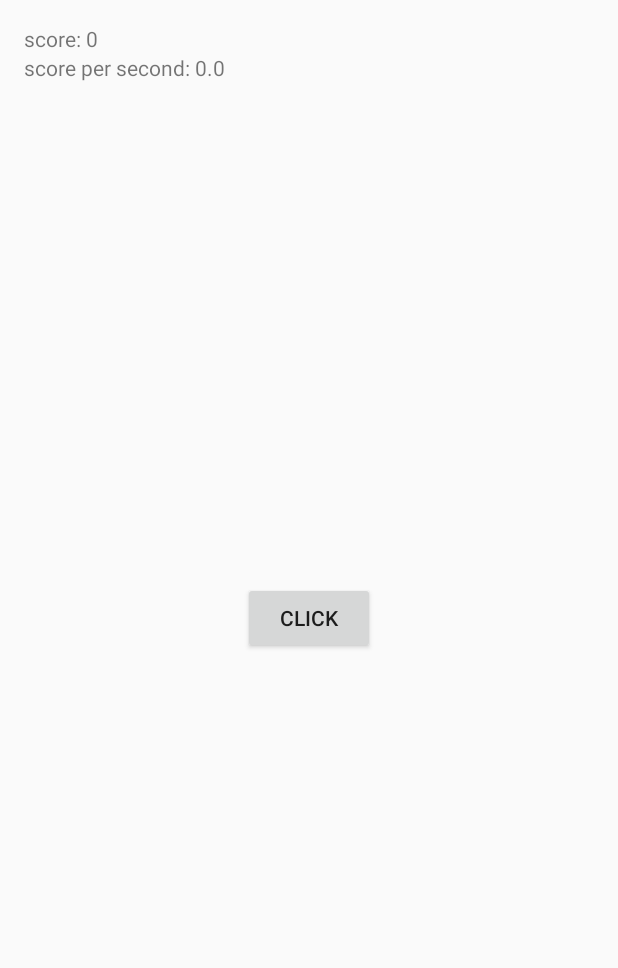
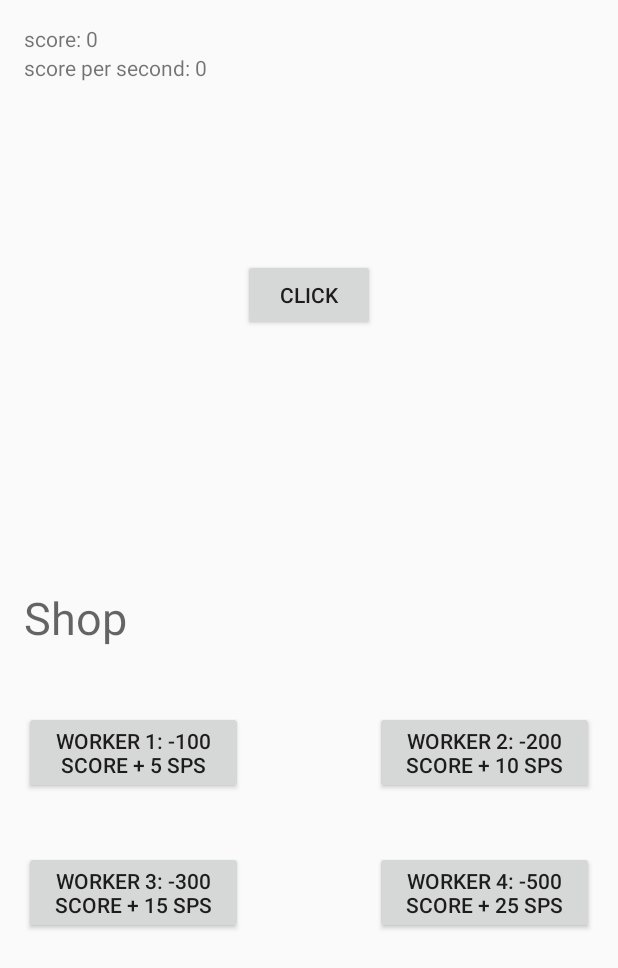
Before and after one commit to gamerszvidx/Development4, an Android app: the screen it shows after launch (MainActivity), on a phone screen of 412 x 824 dp. Shown: the top 968 px of the screen. Run offline under Robolectric (Android 15) with nearby library versions, the phone set to English and light mode, and no system bars.

Commit message:
added score class with getter and setters for score and score per second. added a shop for 4 buttons wich add sps when purchased

```diff
--- /dev/null
+++ b/app/src/main/java/io/github/gamerszvidx/development3/Score.java
@@ -0,0 +1,66 @@
+package io.github.gamerszvidx.development3;
+
+import android.app.Activity;
+import android.content.Context;
+import android.view.View;
+import android.widget.RelativeLayout;
+import android.widget.TextView;
+
+import java.net.ContentHandler;
+import java.util.Timer;
+import java.util.TimerTask;
+
+/**
+ * Created by gamerszvidx on 17-6-2015.
+ */
+public class Score extends Activity {
+    int score;
+    int sps = 0;
+    TextView scoretext;
+    TextView spstext;
+    Timer timer = new Timer();
+    Context context;
+
+
+    public Score(final Context context, final MainActivity main){
+        this.context = context;
+         scoretext = (TextView) ((Activity)context).findViewById(R.id.Score);
+         spstext = (TextView) ((Activity)context).findViewById(R.id.sps);
+        timer.scheduleAtFixedRate(new TimerTask() {
+            @Override
+            public void run() {
+
+                main.runOnUiThread(new Runnable() //run on ui threa
+                {
+                    public void run() {
+
+                        if (sps <= 999999999) {
+                            addscore(sps);
+                        } else {
+                            timer.cancel();
+                        }
+                    }
+                });
+            }
+        }, 1000, 1000);
+    }
+
+
+
+    public void addscore(int scoretoadd){
+        score+=scoretoadd;
+        scoretext.setText("score: " + score);
+
+    }
+
+    public void addsps(int spstoadd){
+        sps+=spstoadd;
+        spstext.setText("score per second: " + sps);
+    }
+
+    public void subtractscore(int scoretoremove){
+        score-=scoretoremove;
+        scoretext.setText("score: " + score);
+    }
+
+}
--- a/app/src/main/res/layout/activity_main.xml
+++ b/app/src/main/res/layout/activity_main.xml
@@ -3,15 +3,17 @@
     android:layout_height="match_parent" android:paddingLeft="@dimen/activity_horizontal_margin"
     android:paddingRight="@dimen/activity_horizontal_margin"
     android:paddingTop="@dimen/activity_vertical_margin"
-    android:paddingBottom="@dimen/activity_vertical_margin" tools:context=".MainActivity">
+    android:paddingBottom="@dimen/activity_vertical_margin" tools:context=".Score">
 
     <Button
         android:layout_width="wrap_content"
         android:layout_height="wrap_content"
-        android:layout_centerInParent="true"
         android:id="@+id/addscoreButton"
         android:text="click"
-        android:onClick="clicked"/>
+        android:onClick="clicked"
+        android:layout_below="@+id/sps"
+        android:layout_centerHorizontal="true"
+        android:layout_marginTop="118dp" />
     <TextView
         android:layout_width="wrap_content"
         android:layout_height="wrap_content"
@@ -22,7 +24,56 @@
         android:layout_width="wrap_content"
         android:layout_height="wrap_content"
         android:layout_below="@+id/Score"
-        android:text="score per second: 0.0"
+        android:text="score per second: 0"
         android:id="@+id/sps"/>
 
+    <TextView
+        android:layout_width="wrap_content"
+        android:layout_height="wrap_content"
+        android:textAppearance="?android:attr/textAppearanceMedium"
+        android:text="Shop"
+        android:id="@+id/textView"
+        android:textSize="30dp"
+        android:layout_centerVertical="true"
+        android:layout_alignParentStart="true" />
+
+    <Button
+        android:layout_width="wrap_content"
+        android:layout_height="wrap_content"
+        android:text="worker 1: -100 Score + 5 sps"
+        android:id="@+id/addsps1"
+        android:onClick="addsps1"
+        android:layout_marginTop="42dp"
+        android:layout_below="@+id/textView"
+        android:layout_toStartOf="@+id/addscoreButton" />
+
+    <Button
+        android:layout_width="wrap_content"
+        android:layout_height="wrap_content"
+        android:text="worker 2: -200 Score + 10 sps"
+        android:id="@+id/addsps2"
+        android:onClick="addsps2"
+        android:layout_above="@+id/addsps3"
+        android:layout_toEndOf="@+id/addscoreButton" />
+
+    <Button
+        android:layout_width="wrap_content"
+        android:layout_height="wrap_content"
+        android:text="worker 3: -300 Score + 15 sps"
+        android:id="@+id/addsps3"
+        android:onClick="addsps3"
+        android:layout_below="@+id/addsps1"
+        android:layout_alignStart="@+id/addsps1"
+        android:layout_marginTop="38dp"
+        android:layout_toStartOf="@+id/addscoreButton" />
+
+    <Button
+        android:layout_width="wrap_content"
+        android:layout_height="wrap_content"
+        android:text="worker 4: -500 Score + 25 sps"
+        android:id="@+id/addsps4"
+        android:onClick="addsps4"
+        android:layout_alignTop="@+id/addsps3"
+        android:layout_alignStart="@+id/addsps2" />
+
 </RelativeLayout>
--- a/app/src/main/res/values/strings.xml
+++ b/app/src/main/res/values/strings.xml
@@ -3,4 +3,5 @@
 
     <string name="hello_world">Hello world!</string>
     <string name="action_settings">Settings</string>
+    <string name="title_activity_shop">ShopActivity</string>
 </resources>
```
Also changed, not shown: app/src/main/java/io/github/gamerszvidx/development3/MainActivity.java (+40 -10 lines), app/src/main/res/menu/menu_shop.xml (added, +7 -0 lines), 2 other files.
